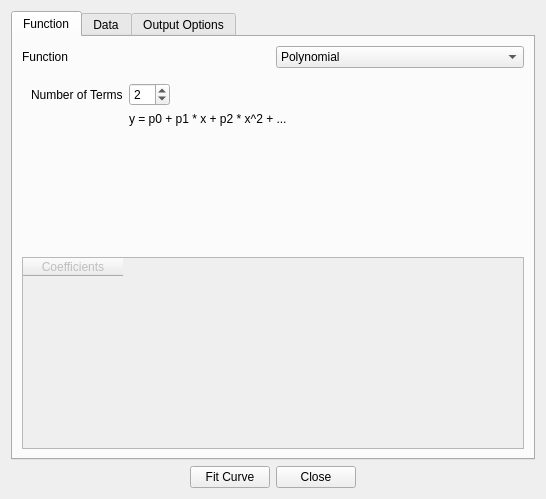
bbreslauer/PySciPlot, file src/ui/Ui_CurveFitting.ui: the form before one commit.
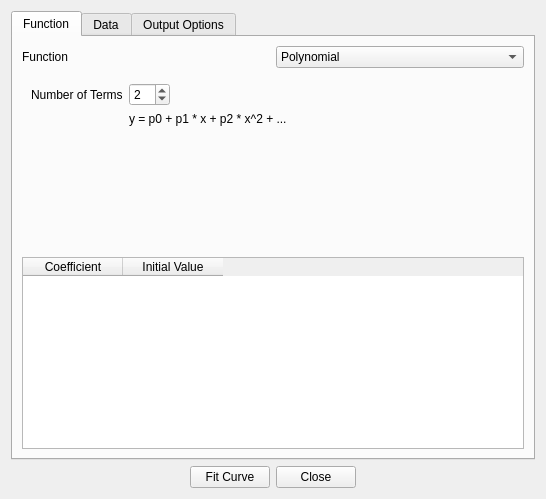
The form after the commit. The open tabs and pages were chosen to show the change. Custom widgets are drawn as their Qt base class.

Commit message: Renamed coefficients to parameters, and parameters to goodness-of-fit. No functional changes, though.

The edit to the form file:
```diff
--- a/src/ui/Ui_CurveFitting.ui
+++ b/src/ui/Ui_CurveFitting.ui
@@ -98,11 +98,16 @@
        <item row="2" column="0" colspan="2">
         <widget class="QTableWidget" name="coefficientTable">
          <property name="enabled">
-          <bool>false</bool>
+          <bool>true</bool>
          </property>
          <column>
           <property name="text">
-           <string>Coefficients</string>
+           <string>Coefficient</string>
+          </property>
+         </column>
+         <column>
+          <property name="text">
+           <string>Initial Value</string>
           </property>
          </column>
         </widget>
```
Left out of the diff: 17 changed lines with no effect on the pictures. The commit also changes 2 other files.
